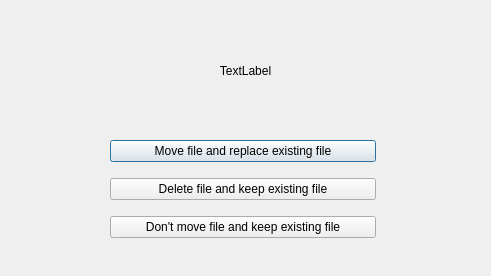
supermaximo93/Computing_Project, file dialogs/utils/MoveFileExistsDialog.ui: the form before one commit.
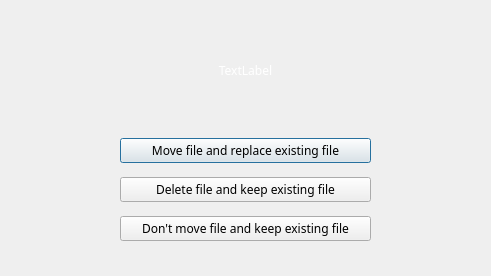
The form after the commit. Icons and pictures are not drawn.

Diff of the .ui file:
```diff
--- a/dialogs/utils/MoveFileExistsDialog.ui
+++ b/dialogs/utils/MoveFileExistsDialog.ui
@@ -10,8 +10,27 @@
     <height>276</height>
    </rect>
   </property>
+  <property name="font">
+   <font>
+    <family>Sans Serif</family>
+   </font>
+  </property>
   <property name="windowTitle">
-   <string>Dialog</string>
+   <string>File Already Exists</string>
+  </property>
+  <property name="styleSheet">
+   <string notr="true">#MoveFileExistsDialog {
+	background-image: url(:/images/background_blue);
+}
+
+QLabel {
+	color: white;
+}
+
+QPushButton {
+	font-size: 12px;
+	font-family: &quot;Sans Serif&quot;;
+}</string>
   </property>
   <widget class="QLabel" name="label_messageE">
    <property name="geometry">
@@ -22,6 +41,14 @@
      <height>101</height>
     </rect>
    </property>
+   <property name="font">
+    <font>
+     <family>Sans Serif</family>
+    </font>
+   </property>
+   <property name="styleSheet">
+    <string notr="true"/>
+   </property>
    <property name="text">
     <string>TextLabel</string>
    </property>
@@ -35,15 +62,21 @@
   <widget class="QWidget" name="verticalLayoutWidget">
    <property name="geometry">
     <rect>
-     <x>110</x>
+     <x>120</x>
      <y>130</y>
-     <width>266</width>
+     <width>251</width>
      <height>121</height>
     </rect>
    </property>
    <layout class="QVBoxLayout" name="verticalLayout">
     <item>
      <widget class="QPushButton" name="pushButton_moveAndReplace">
+      <property name="font">
+       <font>
+        <family>Sans Serif</family>
+        <pointsize>-1</pointsize>
+       </font>
+      </property>
       <property name="text">
        <string>Move file and replace existing file</string>
       </property>
@@ -51,6 +84,12 @@
     </item>
     <item>
      <widget class="QPushButton" name="pushButton_deleteAndKeep">
+      <property name="font">
+       <font>
+        <family>Sans Serif</family>
+        <pointsize>-1</pointsize>
+       </font>
+      </property>
       <property name="text">
        <string>Delete file and keep existing file</string>
       </property>
@@ -58,6 +97,12 @@
     </item>
     <item>
      <widget class="QPushButton" name="pushButton_doNothing">
+      <property name="font">
+       <font>
+        <family>Sans Serif</family>
+        <pointsize>-1</pointsize>
+       </font>
+      </property>
       <property name="text">
        <string>Don't move file and keep existing file</string>
       </property>
```
